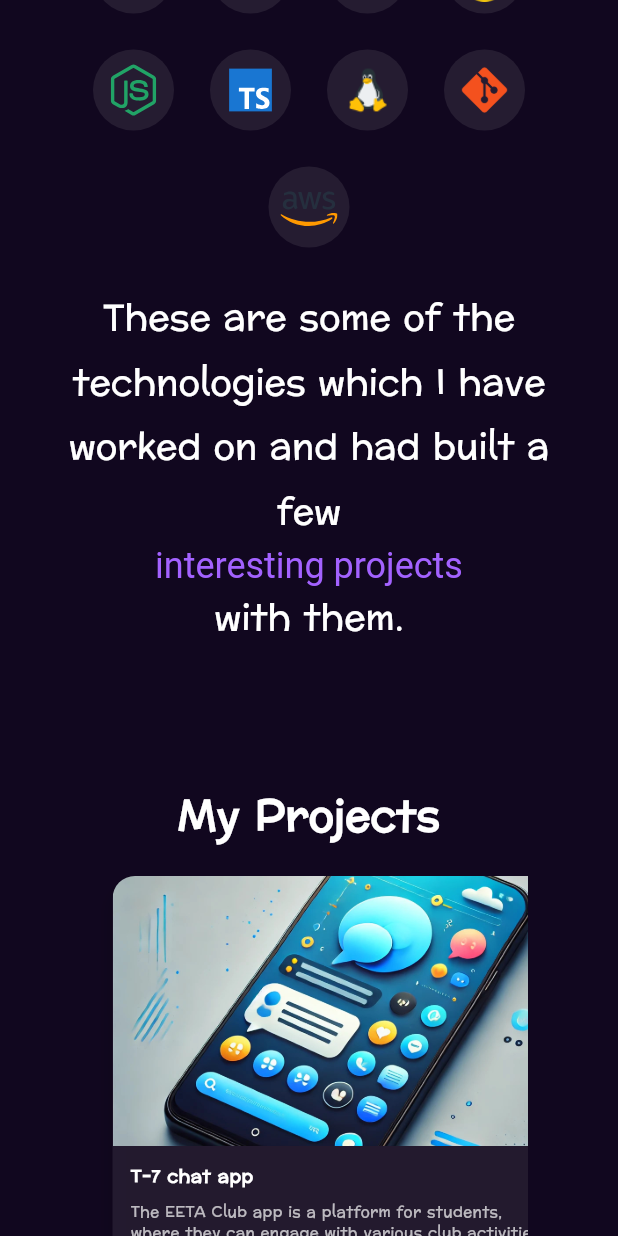
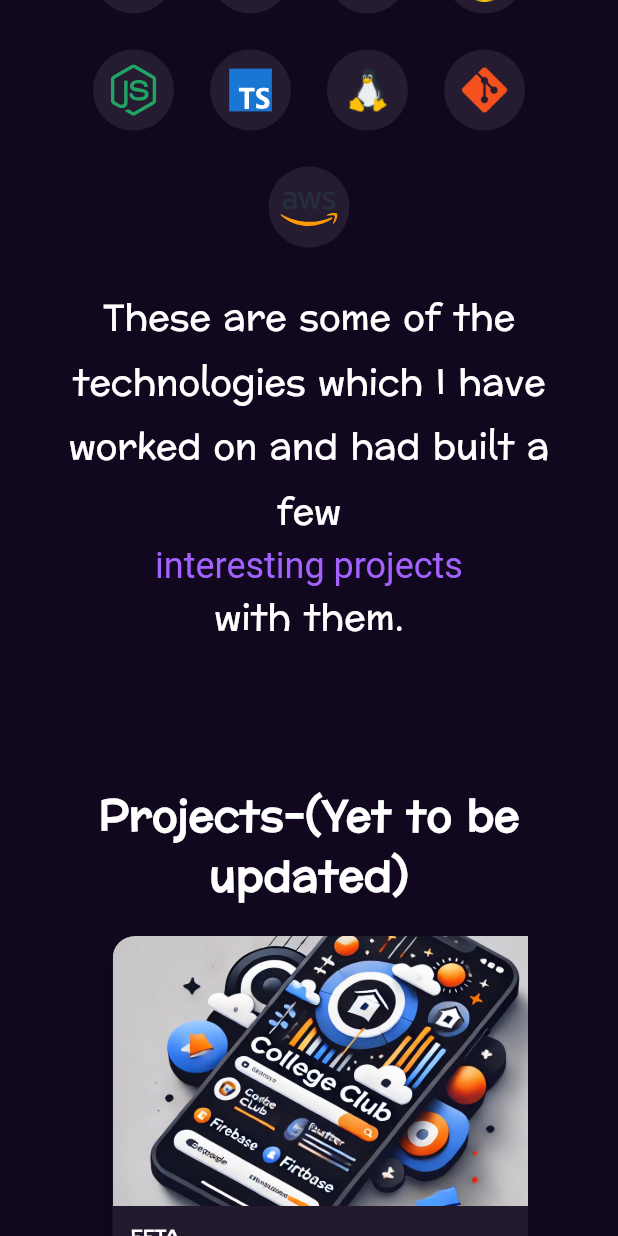
Before and after one commit to Raghavendra-Reddy-Padala/portfolio, a Flutter app: the screen it shows after launch, scrolled down 576 dp, on a phone screen of 412 x 824 dp. Run offline on Flutter 3.47's test engine with Material 3 defaults, Android fonts, the phone set to English and light mode, and no system bars; our stand-ins replace confetti, flutter_svg, responsive_builder, rive; missing offline and left inert: dart:html, social_media_flutter.

Commit message:
made changes!!

```diff
--- a/lib/features/certifications/certidesk.dart
+++ b/lib/features/certifications/certidesk.dart
@@ -14,7 +14,7 @@ class CertificationDesktopWidget extends StatelessWidget {
         crossAxisAlignment: CrossAxisAlignment.start,
         children: [
           const Text(
-            "Certifications",
+            "Certifications-(Yet to be updated)",
             style: TextStyle(
               fontSize: 32,
               fontWeight: FontWeight.bold,
@@ -93,7 +93,6 @@ class CertificationDesktopWidget extends StatelessWidget {
   }
 
   void _openLink(String link) {
-    // You can use url_launcher for opening links
     launchUrl(Uri.parse(link));
   }
 }
--- a/lib/features/experience_widget/exeriencedesk.dart
+++ b/lib/features/experience_widget/exeriencedesk.dart
@@ -6,7 +6,10 @@ class ExperienceAndAchievementsDesktop extends StatelessWidget {
 
   @override
   Widget build(BuildContext context) {
-    return Padding(
+    return Center(
+      child: Container(
+        constraints: const BoxConstraints(maxWidth: 1200),
+        child: Padding(
           padding: const EdgeInsets.symmetric(vertical: 20.0, horizontal: 20.0),
           child: Row(
             crossAxisAlignment: CrossAxisAlignment.start,
@@ -28,12 +31,12 @@ class ExperienceAndAchievementsDesktop extends StatelessWidget {
                     _experienceTile(
                   title: "Technical Lead & Cultural Head",
                   company: "EETA",
-              duration: "November 2023 - present",
+                  duration: "November 2024 - present",
                   description:
                       "Developed an application using Flutter that helped the club with its activities.",
                 ),
                  _experienceTile(
-              title: "Software Development Intern",
+                  title: "Machine Learning Intern",
                   company: "Camplin",
                   duration: "May 2022 - july 2022",
                   description:
@@ -76,6 +79,8 @@ class ExperienceAndAchievementsDesktop extends StatelessWidget {
                 ),
               ),
             ],
+          ),
+        ),
       ),
     );
   }
--- a/lib/features/experience_widget/experiencemobile.dart
+++ b/lib/features/experience_widget/experiencemobile.dart
@@ -31,7 +31,7 @@ class ExperienceAndAchievementsMobile extends StatelessWidget {
             ),
 
              _experienceTile(
-              title: "Software Development Intern",
+              title: "Machine Learning Intern",
               company: "Camplin",
               duration: "May 2022 - july 2022",
               description:
--- a/lib/features/projectss/portfolio_widget.dart
+++ b/lib/features/projectss/portfolio_widget.dart
@@ -24,7 +24,7 @@ Widget build(BuildContext context) {
               children: [
                 _buildSection(
                   context,
-                  title: "My Projects",
+                  title: "Projects-(Yet to be updated)",
                   child: _buildProjectsLayout(screenType),
                 ),
                 const SizedBox(height: 40),
@@ -109,40 +109,62 @@ Widget build(BuildContext context) {
   Widget _buildProjectsLayout(ScreenType screenType) {
     final projects = [
       {
+        'image': 'assets/images/eeta.jpg',
+        'title': 'EETA',
+        'description': 'The EETA Club app is a platform for students, where they can engage with various club activities, events, and member interactions. It is designed with Flutter and Firebase, offering a smooth experience for university communities. The app promotes collaboration, keeping users updated on upcoming events and news..',
+        'github': 'https://github.com/Raghavendra-Reddy-Padala',
+        'appLink': 'https://eeta-club.web.app/',
+      },
+        {
+        'image': 'assets/images/Agroobizz.png',
+        'title': 'Agrobizz',
+        'description': 'AgroBizz is a platform that connects farmers and buyers, enabling them to buy and sell agricultural products. It offers a user-friendly interface and secure transactions, fostering a thriving agricultural community.',
+        'github': 'https://github.com/Raghavendra-Reddy-Padala/Agrobizz',
+        'appLink': 'https://agrobizz-6dd59.web.app/',
+      },
+         {
+        'image': 'assets/images/AtomicFlow.png',
+        'title': 'AtomicFlow',
+        'description': 'AtomicFlow is a special app which helps users to create habits track them everyday show up their progress , features like pomodore notes and studyrooms which help to build productivity among users',
+        'github': 'https://github.com/Raghavendra-Reddy-Padala/AtomicFlow',
+        'appLink': 'https://github.com/Raghavendra-Reddy-Padala/AtomicFlow/blob/main/habit_tracker/README.md',
+      },
+       {
         'image': 'assets/images/chatapp.jpg',
-        'title': 'T-7 chat app',
-        'description': 'The EETA Club app is a platform for students, where they can engage with various club activities, events, and member interactions. It is designed with Flutter and Firebase, offering a smooth experience for university communities. The app promotes collaboration, keeping users updated on upcoming events and news..',
+        'title': 'T-7 app',
+        'description': 'The Team07 Chat app is a simple, efficient, and user-friendly chat application, offering real-time messaging, notifications, and easy access to group chats. Built using Flutter and Firebase, it ensures seamless communication and connection among users',
         'github': 'https://github.com/Raghavendra-Reddy-Padala/chatapp',
         'appLink': 'http://team07-chatapp.web.app',
       },
       {
-        'image': 'assets/images/eeta.jpg',
-        'title': 'EETA',
-        'description': 'The Team07 Chat app is a simple, efficient, and user-friendly chat application, offering real-time messaging, notifications, and easy access to group chats. Built using Flutter and Firebase, it ensures seamless communication and connection among users',
-        'github': 'https://github.com/Raghavendra-Reddy-Padala/chatapp',
-        'appLink': 'https://eeta-club.web.app/',
+        'image': 'assets/images/weathernow.png',
+        'title': 'WeathherNow',
+        'description': 'WeatherNow is a weather app that provides real-time weather information, including temperature, humidity, and weather conditions. It offers a user-friendly interface and accurate weather data for users.',
+        'github': 'https://github.com/Raghavendra-Reddy-Padala/WeatherNow',
+        'appLink': 'https://github.com/Raghavendra-Reddy-Padala/WeatherNow/blob/main/README.md',
+      },
+        {
+        'image': 'assets/images/fitflow.png',
+        'title': 'FitFlow',
+        'description': 'Fitflow is my personalized app it is helpful for my gym journey to track my workouts my PRs and to track my progress',
+        'github': 'https://github.com/Raghavendra-Reddy-Padala/fitflow-pro',
+        'appLink': 'https://gym-app-6969.web.app/',
       },
       {
-        'image': 'assets/images/chatapp.jpg',
-        'title': 'T-7 chat app',
-        'description': 'The EETA Club app is a platform for students, where they can engage with various club activities, events, and member interactions. It is designed with Flutter and Firebase, offering a smooth experience for university communities. The app promotes collaboration, keeping users updated on upcoming events and news..',
-        'github': 'https://github.com/Raghavendra-Reddy-Padala/chatapp',
-        'appLink': 'http://team07-chatapp.web.app',
+        'image': 'assets/images/chintufy.png',
+        'title': 'Chintufy',
+        'description': 'Chintufy is a basic musicplayer app which helps users to play music from their local storage',
+        'github': 'https://github.com/Raghavendra-Reddy-Padala/chintufy',
+        'appLink': 'https://chintufy.web.app/',
       },
       {
-        'image': 'assets/images/eeta.jpg',
-        'title': 'EETA',
-        'description': 'The Team07 Chat app is a simple, efficient, and user-friendly chat application, offering real-time messaging, notifications, and easy access to group chats. Built using Flutter and Firebase, it ensures seamless communication and connection among users',
-        'github': 'https://github.com/Raghavendra-Reddy-Padala/chatapp',
-        'appLink': 'https://eeta-club.web.app/',
+        'image': 'assets/images/taskmaster.png',
+        'title': 'TaskMaster',
+        'description': 'TaskMaster is a task management app that helps users to manage their tasks By making todolists and setting reminders',
+        'github': 'https://github.com/Raghavendra-Reddy-Padala/TASKMASTER',
+        'appLink': 'https://github.com/Raghavendra-Reddy-Padala/TASKMASTER/blob/main/README.md',
       },
-      {
-        'image': 'assets/images/chatapp.jpg',
-        'title': 'T-7 chat app',
-        'description': 'The EETA Club app is a platform for students, where they can engage with various club activities, events, and member interactions. It is designed with Flutter and Firebase, offering a smooth experience for university communities. The app promotes collaboration, keeping users updated on upcoming events and news..',
-        'github': 'https://github.com/Raghavendra-Reddy-Padala/chatapp',
-        'appLink': 'http://team07-chatapp.web.app',
-      },
+
     ];
     if (screenType == ScreenType.mobile) {
     return SizedBox(
```
Also changed, not shown: assets/images/Agroobizz.png (added), assets/images/AtomicFlow.png (added), assets/images/chintufy.png (added), assets/images/fitflow.png (added), assets/images/taskmaster.png (added), assets/images/weathernow.png (added). Lines whose indentation alone changed are shown as unchanged.
